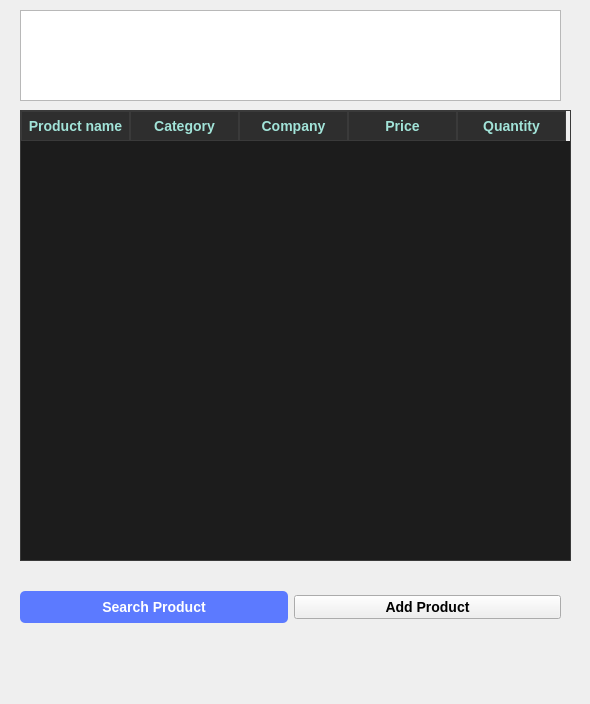
Before: the Qt Designer form design/inventory_window.ui in Adrianrguez96/sales_management, drawn with Qt 5.
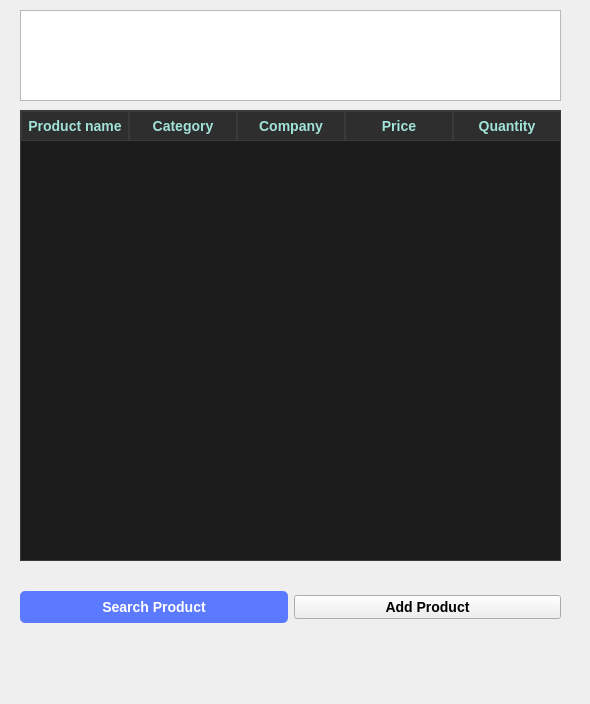
After: the same form once the commit is applied.

Commit message: Fix / Adjust table not horizontal scroll and delete css filter: brigness()

Patch:
```diff
--- a/design/inventory_window.ui
+++ b/design/inventory_window.ui
@@ -21,12 +21,12 @@
     <rect>
      <x>20</x>
      <y>110</y>
-     <width>551</width>
+     <width>541</width>
      <height>451</height>
     </rect>
    </property>
    <property name="sizePolicy">
-    <sizepolicy hsizetype="Expanding" vsizetype="Expanding">
+    <sizepolicy hsizetype="Fixed" vsizetype="Fixed">
      <horstretch>0</horstretch>
      <verstretch>0</verstretch>
     </sizepolicy>
@@ -99,6 +99,12 @@
 }
 </string>
    </property>
+   <property name="horizontalScrollBarPolicy">
+    <enum>Qt::ScrollBarAlwaysOff</enum>
+   </property>
+   <property name="sizeAdjustPolicy">
+    <enum>QAbstractScrollArea::AdjustIgnored</enum>
+   </property>
    <property name="editTriggers">
     <set>QAbstractItemView::NoEditTriggers</set>
    </property>
@@ -108,8 +114,17 @@
    <property name="selectionBehavior">
     <enum>QAbstractItemView::SelectRows</enum>
    </property>
+   <property name="showGrid">
+    <bool>true</bool>
+   </property>
    <attribute name="horizontalHeaderDefaultSectionSize">
-    <number>109</number>
+    <number>108</number>
+   </attribute>
+   <attribute name="horizontalHeaderMinimumSectionSize">
+    <number>108</number>
+   </attribute>
+   <attribute name="horizontalHeaderStretchLastSection">
+    <bool>false</bool>
    </attribute>
    <attribute name="verticalHeaderDefaultSectionSize">
     <number>30</number>
```
Left out of the diff: 1 changed line with no effect on the pictures. The commit also changes 4 other files.
